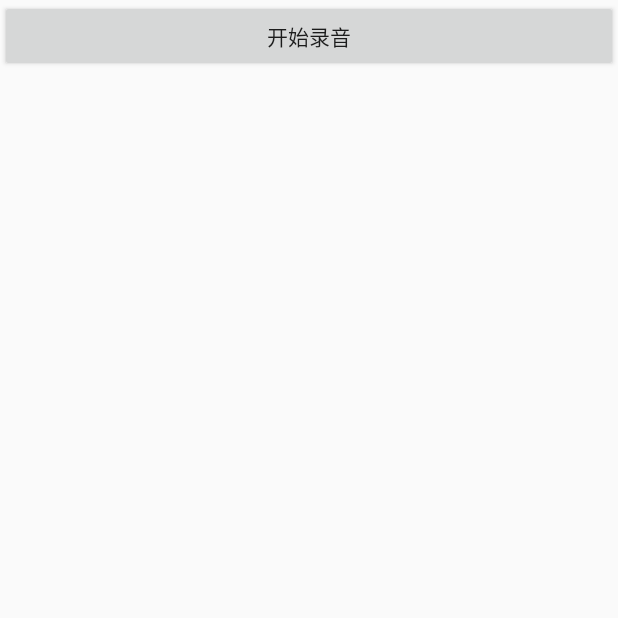
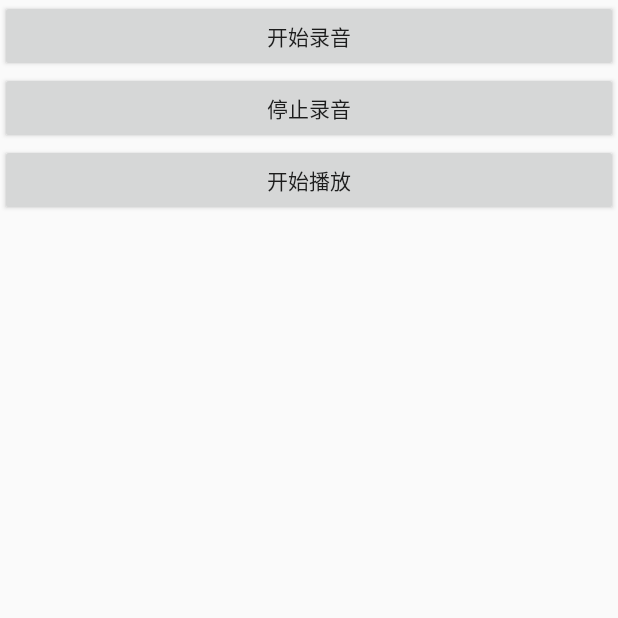
Before and after one commit to riyouxi/commlibary, an Android app: the screen it shows after launch (AudioMainActivity), on a phone screen of 412 x 824 dp, the top half of it. Run offline under Robolectric (Android 15) with nearby library versions, the phone set to English and light mode, and no system bars.

Commit message:
修改问题

```diff
--- a/app/build.gradle
+++ b/app/build.gradle
@@ -3,12 +3,12 @@ apply plugin: 'com.android.application'
 apply plugin: 'org.greenrobot.greendao'
 
 android {
-    compileSdkVersion 23
+    compileSdkVersion 22
     buildToolsVersion '25.0.0'
     defaultConfig {
         applicationId "modle.test.com.commlibary"
         minSdkVersion 15
-        targetSdkVersion 23
+        targetSdkVersion 22
         versionCode 1
         versionName "1.0"
         testInstrumentationRunner "android.support.test.runner.AndroidJUnitRunner"
@@ -36,7 +36,7 @@ dependencies {
     androidTestCompile('com.android.support.test.espresso:espresso-core:2.2.2', {
         exclude group: 'com.android.support', module: 'support-annotations'
     })
-    compile 'com.android.support:appcompat-v7:23.0.0'
+    compile 'com.android.support:appcompat-v7:22.0.1'
     testCompile 'junit:junit:4.12'
     compile project(path: ':basesevice')
     compile 'org.greenrobot:greendao:3.2.0'
--- a/app/src/main/AndroidManifest.xml
+++ b/app/src/main/AndroidManifest.xml
@@ -15,7 +15,7 @@
     <uses-permission android:name="android.permission.ACCESS_DOWNLOAD_MANAGER"/>
 
     <!-- 录音权限 -->
-    s-permission android:name="android.permission.RECORD_AUDIO" />
+    <uses-permission android:name="android.permission.RECORD_AUDIO" />
 
     <application
         android:name=".base.BaseApplication"
--- a/app/src/main/java/modle/test/com/commlibary/AudioMainActivity.java
+++ b/app/src/main/java/modle/test/com/commlibary/AudioMainActivity.java
@@ -2,8 +2,12 @@ package modle.test.com.commlibary;
 
 import android.Manifest;
 import android.app.Activity;
+import android.app.AlertDialog;
+import android.content.DialogInterface;
 import android.content.pm.PackageManager;
+import android.media.MediaPlayer;
 import android.os.Bundle;
+import android.os.Environment;
 import android.support.annotation.Nullable;
 import android.support.v4.app.ActivityCompat;
 import android.support.v4.content.ContextCompat;
@@ -11,6 +15,10 @@ import android.view.View;
 import android.widget.Button;
 
 import com.commlibary.audio.AudioRecordUtil;
+import com.commlibary.audio.AudioTrackManager;
+import com.commlibary.audio.tester.AudioPlayerTester;
+
+import java.io.File;
 
 import static modle.test.com.commlibary.base.BaseApplication.context;
 
@@ -20,28 +28,68 @@ import static modle.test.com.commlibary.base.BaseApplication.context;
 
 public class AudioMainActivity extends Activity {
 
-    private Button mStart;
+    private boolean granted;
+    private Button mStart,mEnd,mStartPlay;
 
     @Override
     protected void onCreate(@Nullable Bundle savedInstanceState) {
         super.onCreate(savedInstanceState);
         setContentView(R.layout.audio_main_acitivity);
         mStart = (Button) findViewById(R.id.start);
+        mEnd = (Button) findViewById(R.id.stop);
+        mStartPlay = (Button) findViewById(R.id.start_paly);
 
-        if (PackageManager.PERMISSION_GRANTED ==   ContextCompat.
-                checkSelfPermission(context, android.Manifest.permission.RECORD_AUDIO)) {
-        }else{
-            //提示用户开户权限音频
-            String[] perms = {"android.permission.RECORD_AUDIO"};
-            ActivityCompat.requestPermissions(AudioMainActivity.this,perms, 1);
-        }
         mStart.setOnClickListener(new View.OnClickListener() {
             @Override
             public void onClick(View view) {
                 AudioRecordUtil.getInstance().startRecord();
             }
         });
+
+        mEnd.setOnClickListener(new View.OnClickListener() {
+            @Override
+            public void onClick(View view) {
+                AudioRecordUtil.getInstance().stopRecord();
+            }
+        });
+
+        mStartPlay.setOnClickListener(new View.OnClickListener() {
+            @Override
+            public void onClick(View view) {
+                AudioTrackManager.getInstance().startPlay("/sdcard/new.wav");
+               // mediaPlayerPlay("new.wav");
+               // new AudioPlayerTester().startTesting();
+            }
+        });
+
     }
+
+
+    /**
+     * MediaPlayer播放
+     * */
+    private void mediaPlayerPlay(String path){
+        /* 获得MeidaPlayer对象 */
+        MediaPlayer mediaPlayer = new MediaPlayer();
+
+        /* 得到文件路径 *//* 注：文件存放在SD卡的根目录，一定要进行prepare()方法，使硬件进行准备 */
+        File file = new File(Environment.getExternalStorageDirectory(),path);
+
+        try{
+                /* 为MediaPlayer 设置数据源 */
+            mediaPlayer.setDataSource(file.getAbsolutePath());
+
+                /* 准备 */
+            mediaPlayer.prepare();
+            mediaPlayer.start();
+
+        }catch(Exception ex){
+            ex.printStackTrace();
+        }
+    }
+
+
+
 
     @Override
     protected void onStop() {
--- a/app/src/main/res/layout/audio_main_acitivity.xml
+++ b/app/src/main/res/layout/audio_main_acitivity.xml
@@ -1,7 +1,8 @@
 <?xml version="1.0" encoding="utf-8"?>
 <LinearLayout xmlns:android="http://schemas.android.com/apk/res/android"
     android:layout_width="match_parent"
-    android:layout_height="match_parent">
+    android:layout_height="match_parent"
+    android:orientation="vertical">
 
     <Button
         android:id="@+id/start"
@@ -9,5 +10,17 @@
         android:layout_height="wrap_content"
         android:text="开始录音"/>
 
+    <Button
+        android:id="@+id/stop"
+        android:layout_width="match_parent"
+        android:layout_height="wrap_content"
+        android:text="停止录音"/>
+
+    <Button
+        android:id="@+id/start_paly"
+        android:layout_width="match_parent"
+        android:layout_height="wrap_content"
+        android:text="开始播放"/>
+
 
 </LinearLayout>
--- a/basesevice/src/main/java/com/commlibary/http/LoadingResponseListener.java
+++ b/basesevice/src/main/java/com/commlibary/http/LoadingResponseListener.java
@@ -17,6 +17,7 @@ public class LoadingResponseListener<T> implements ResponseListener<T> {
     public  LoadingResponseListener(ResponseListener<T> listener,Context context){
         mListener = listener;
         mContext = context;
+        showLoadingDialog();
 
     }
 
@@ -40,11 +41,11 @@ public class LoadingResponseListener<T> implements ResponseListener<T> {
         mListener.onError(error);
     }
 
-    public static <T> ResponseListener<T> ensure(ResponseListener<T> listener, Context fragmentManager) {
+    public static <T> ResponseListener<T> ensure(ResponseListener<T> listener, Context context) {
         if (listener instanceof LoadingResponseListener) {
             return listener;
         }
-        return new LoadingResponseListener<T>(listener, fragmentManager);
+        return new LoadingResponseListener<T>(listener, context);
     }
 
 }
--- a/basesevice/src/main/java/com/commlibary/http/request/GsonParser.java
+++ b/basesevice/src/main/java/com/commlibary/http/request/GsonParser.java
@@ -1,5 +1,7 @@
 package com.commlibary.http.request;
 
+
+import android.util.Log;
 
 import com.commlibary.utils.Gsons;
 import com.google.gson.Gson;
@@ -16,6 +18,7 @@ public class GsonParser<T> implements Parser<T> {
     }
     @Override
     public T parseResponse(String response) {
+        Log.e("返回值:",response);
         return mGson.fromJson(response,type);
     }
 }
--- a/basesevice/src/main/java/com/commlibary/http/request/OpsRequest.java
+++ b/basesevice/src/main/java/com/commlibary/http/request/OpsRequest.java
@@ -73,6 +73,11 @@ public class OpsRequest<Q,E> {
         return this;
     }
 
+    public OpsRequest<Q,E> addHeader(String key,String value){
+        request.addHeader(key,value);
+        return this;
+    }
+
     public void execute(final ResponseListener<E> listener, Object tag){
         request.execute(new GsonParser<ResponseObject<E>>(mResponseType))
                 .subscribeOn(Schedulers.io()).observeOn(AndroidSchedulers.mainThread()).subscribe(new Action1<ResponseObject<E>>() {
--- a/basesevice/src/main/java/com/commlibary/utils/Test.java
+++ b/basesevice/src/main/java/com/commlibary/utils/Test.java
@@ -6,6 +6,7 @@ import android.provider.Settings;
 
 import java.util.ArrayList;
 import java.util.List;
+import java.util.Random;
 
 import rx.Observable;
 import rx.Observer;
@@ -58,10 +59,14 @@ public class Test {
 //        });
 
 
+        List<Random> a = getValue(Random.class);
 
 
 
+    }
 
+    private static <T> List<T>getValue(Class<T> cls){
+        return null;
     }
 
 
```
Also changed, not shown: app/src/main/java/modle/test/com/commlibary/MainActivity.java (+16 -10 lines), app/src/main/java/modle/test/com/commlibary/entity/GpsBean.java (+10 -0 lines), basesevice/src/main/java/com/commlibary/http/okHttp/OkHttpBaseRequest.java (+6 -1 lines).
